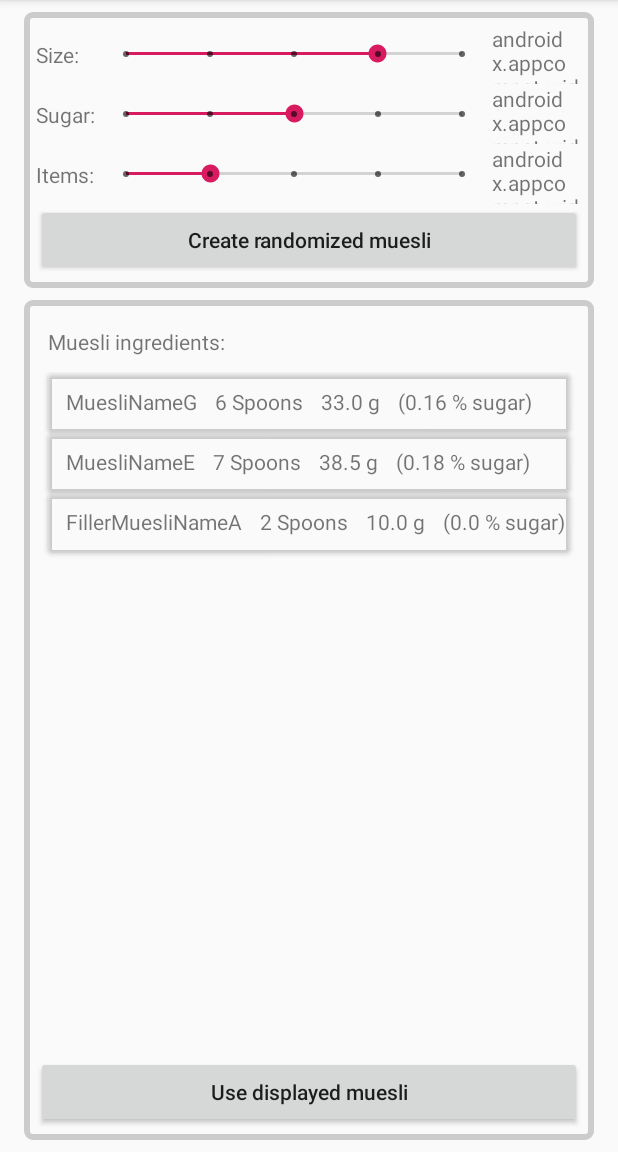
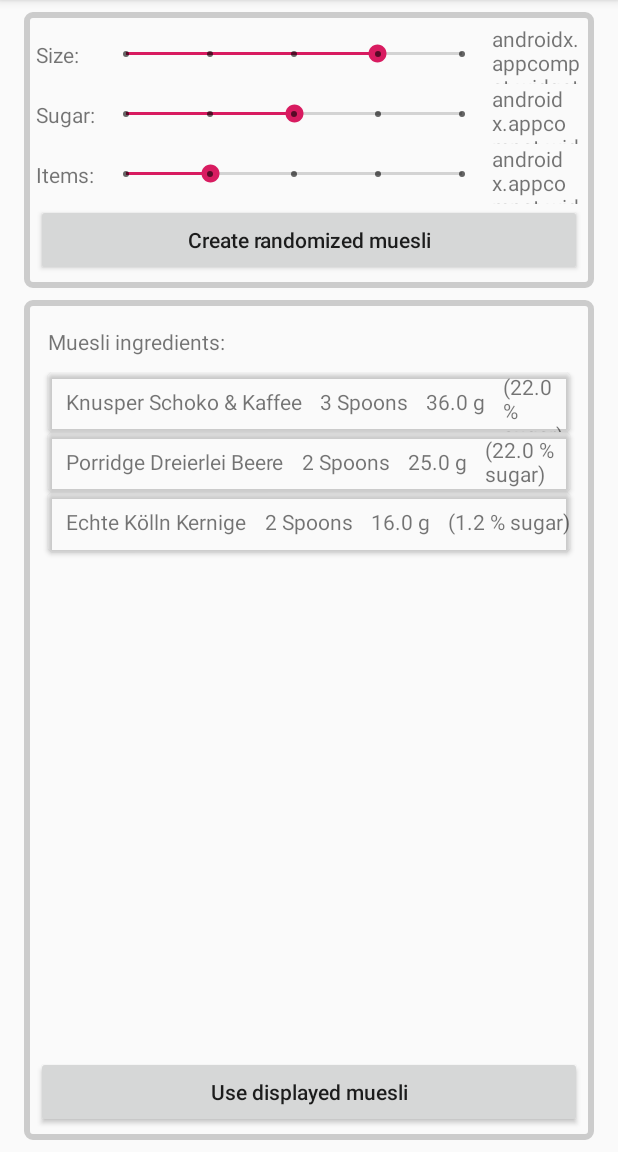
Before and after one commit to LunarTech8/MuesliRandomizer, an Android app: the screen it shows after launch (MainActivity), after a tap on "Create randomized muesli", on a phone screen of 412 x 824 dp, the part 84-1236 px from its top. Run offline under Robolectric (Android 15) with nearby library versions, the phone set to English and light mode, and no system bars; our stand-ins replace data binding; 1 statement that could not run was skipped.

Commit message:
Add muesli stats
- Determine and add real muesli stats
- Adjust slider values

```diff
--- a/app/src/main/java/com/romanbrunner/apps/mueslirandomizer/IngredientEntity.java
+++ b/app/src/main/java/com/romanbrunner/apps/mueslirandomizer/IngredientEntity.java
@@ -33,7 +33,7 @@ public class IngredientEntity implements Ingredient
     @Override
     public float getSugarPercentage()
     {
-        return item.getSugarPercentage();
+        return 100 * item.getSugarPercentage();
     }
 
     @Override
--- a/app/src/main/java/com/romanbrunner/apps/mueslirandomizer/Item.java
+++ b/app/src/main/java/com/romanbrunner/apps/mueslirandomizer/Item.java
@@ -4,11 +4,13 @@ package com.romanbrunner.apps.mueslirandomizer;
 public interface Item
 {
     String getName();
+    String getBrand();
     int getType();
     float getSpoonWeight();
     float getSugarPercentage();
 
     void setName(String name);
+    void setBrand(String brand);
     void setType(int type);
     void setSpoonWeight(float spoonWeight);
     void setSugarPercentage(float sugarPercentage);
--- a/app/src/main/java/com/romanbrunner/apps/mueslirandomizer/ItemEntity.java
+++ b/app/src/main/java/com/romanbrunner/apps/mueslirandomizer/ItemEntity.java
@@ -8,6 +8,7 @@ public class ItemEntity implements Item
     // --------------------
 
     private String name;
+    private String brand;
     private int type;
     private float spoonWeight;
     private float sugarPercentage;
@@ -16,6 +17,12 @@ public class ItemEntity implements Item
     public String getName()
     {
         return name;
+    }
+
+    @Override
+    public String getBrand()
+    {
+        return brand;
     }
 
     @Override
@@ -43,6 +50,12 @@ public class ItemEntity implements Item
     }
 
     @Override
+    public void setBrand(String brand)
+    {
+        this.brand = brand;
+    }
+
+    @Override
     public void setType(int type)
     {
         this.type = type;
@@ -60,9 +73,10 @@ public class ItemEntity implements Item
         this.sugarPercentage = sugarPercentage;
     }
 
-    ItemEntity(String name, int type, float spoonWeight, float sugarPercentage)
+    ItemEntity(String name, String brand, int type, float spoonWeight, float sugarPercentage)
     {
         this.name = name;
+        this.brand = brand;
         this.type = type;
         this.spoonWeight = spoonWeight;
         this.sugarPercentage = sugarPercentage;
--- a/app/src/main/java/com/romanbrunner/apps/mueslirandomizer/MainActivity.java
+++ b/app/src/main/java/com/romanbrunner/apps/mueslirandomizer/MainActivity.java
@@ -14,6 +14,7 @@ import com.romanbrunner.apps.mueslirandomizer.databinding.MainScreenBinding;
 import java.util.ArrayList;
 import java.util.LinkedList;
 import java.util.List;
+import java.util.Locale;
 import java.util.Random;
 import java.util.function.Function;
 
@@ -29,33 +30,41 @@ public class MainActivity extends AppCompatActivity
 
     private static void addDefaultFillerItemsToList(List<ItemEntity> muesliList)
     {
-        // Very low sugar filler muesli:
-        muesliList.add(new ItemEntity("FillerMuesliNameA", 0, 5F, 0F));
-        muesliList.add(new ItemEntity("FillerMuesliNameB", 1, 6F, 0.05F));
+        // Very low sugar muesli:
+        muesliList.add(new ItemEntity("Echte Kölln Kernige", "Kölln", 0, 8F, 0.012F));
     }
 
     private static void addDefaultRegularItemsToList(List<ItemEntity> muesliList)
     {
         // Low sugar muesli:
-        muesliList.add(new ItemEntity("MuesliNameC", 0, 5F, 0.12F));
-        muesliList.add(new ItemEntity("MuesliNameD", 1, 6F, 0.08F));
+        muesliList.add(new ItemEntity("Nuss & Krokant", "Kölln", 1, 9.5F, 0.077F));
         // Medium sugar muesli:
-        muesliList.add(new ItemEntity("MuesliNameB", 1, 4F, 0.13F));
-        muesliList.add(new ItemEntity("MuesliNameE", 2, 5.5F, 0.18F));
-        muesliList.add(new ItemEntity("MuesliNameG", 2, 5.5F, 0.16F));
+        muesliList.add(new ItemEntity("Superfood Crunchy Müsli Cacao & Nuts", "Kellogg", 1, 10.5F, 0.14F));
+        muesliList.add(new ItemEntity("Schokomüsli Feinherb", "Vitalis", 1, 9.5F, 0.15F));
+        muesliList.add(new ItemEntity("Joghurtmüsli mit Erdbeer-Stücken", "Vitalis", 1, 9F, 0.13F));
+        muesliList.add(new ItemEntity("Schoko 30% weniger Zucker", "Kölln", 1, 10F, 0.13F));
         // High sugar muesli:
-        muesliList.add(new ItemEntity("MuesliNameA", 2, 3F, 0.2F));
-        muesliList.add(new ItemEntity("MuesliNameF", 1, 3F, 0.22F));
+        muesliList.add(new ItemEntity("Nesquik Knusper-Müsli", "Nestle", 1, 8F, 0.21F));
+        muesliList.add(new ItemEntity("Crunchy Müsli Red Berries", "Kellogg", 1, 9.5F, 0.22F));
+        muesliList.add(new ItemEntity("Knuspermüsli Nuss-Nougat", "Vitalis", 1, 11.5F, 0.25F));
+        muesliList.add(new ItemEntity("Knuspermüsli Plus Nuss Mischung", "Vitalis", 1, 13.5F, 0.2F));
+        muesliList.add(new ItemEntity("Knusper Beere & Schoko", "Kölln", 1, 11.5F, 0.24F));
+        muesliList.add(new ItemEntity("Knusper Schoko-Krokant", "Kölln", 1, 11.5F, 0.22F));
+        muesliList.add(new ItemEntity("Knusper Schoko & Kaffee", "Kölln", 1, 12F, 0.22F));
+        muesliList.add(new ItemEntity("Knusper Schoko & Keks", "Kölln", 1, 11.5F, 0.21F));
+        muesliList.add(new ItemEntity("Knusper Joghurt-Honig", "Kölln", 1, 11F, 0.2F));
+        muesliList.add(new ItemEntity("Knusper Schoko Feinherb 30% weniger Fett", "Kölln", 1, 12F, 0.2F));
+        muesliList.add(new ItemEntity("Porridge Dreierlei Beere", "3 Bears", 1, 12.5F, 0.22F));
     }
 
     private static float sizeValue2SizeWeight(int sizeValue)
     {
-        return 10F * 2 * (sizeValue + 1);
+        return 35F + 15F * sizeValue;
     }
 
     private static float sugarValue2SugarPercentage(int sugarValue)
     {
-        return 0.05F * (sugarValue + 1);
+        return 0.1F + 0.025F * sugarValue;
     }
 
     private static int itemsValue2ItemsCount(int itemsValue)
@@ -108,8 +117,8 @@ public class MainActivity extends AppCompatActivity
         sizeValue = binding.sizeSlider.getProgress();
         sugarValue = binding.sugarSlider.getProgress();
         itemsValue = binding.itemsSlider.getProgress();
-        binding.setSizeWeight(sizeValue2SizeWeight(sizeValue));
-        binding.setSugarPercentage(sugarValue2SugarPercentage(sugarValue));
+        binding.setSizeWeight(String.format(Locale.getDefault(), "%.0f", sizeValue2SizeWeight(sizeValue)));
+        binding.setSugarPercentage(String.format(Locale.getDefault(), "%.1f", sugarValue2SugarPercentage(sugarValue) * 100));
         binding.setItemsCount(itemsValue2ItemsCount(itemsValue));
         binding.executePendingBindings();  // Espresso does not know how to wait for data binding's loop so we execute changes sync
 
@@ -125,7 +134,7 @@ public class MainActivity extends AppCompatActivity
             public void onProgressChanged(SeekBar seekBar, int progress, boolean fromUser)
             {
                 sizeValue = progress;
-                binding.setSizeWeight(sizeValue2SizeWeight(sizeValue));
+                binding.setSizeWeight(String.format(Locale.getDefault(), "%.0f", sizeValue2SizeWeight(sizeValue)));
                 binding.executePendingBindings();  // Espresso does not know how to wait for data binding's loop so we execute changes sync
             }
         });
@@ -141,7 +150,7 @@ public class MainActivity extends AppCompatActivity
             public void onProgressChanged(SeekBar seekBar, int progress, boolean fromUser)
             {
                 sugarValue = progress;
-                binding.setSugarPercentage(sugarValue2SugarPercentage(sugarValue));
+                binding.setSugarPercentage(String.format(Locale.getDefault(), "%.1f", sugarValue2SugarPercentage(sugarValue) * 100));
                 binding.executePendingBindings();  // Espresso does not know how to wait for data binding's loop so we execute changes sync
             }
         });
--- a/app/src/main/res/layout/main_screen.xml
+++ b/app/src/main/res/layout/main_screen.xml
@@ -6,8 +6,8 @@
     >
 
     <data>
-        <variable name="sizeWeight" type="Float" />
-        <variable name="sugarPercentage" type="Float" />
+        <variable name="sizeWeight" type="String" />
+        <variable name="sugarPercentage" type="String" />
         <variable name="itemsCount" type="Integer" />
         <variable name="isChosenMuesliUsed" type="boolean" />
     </data>
```
